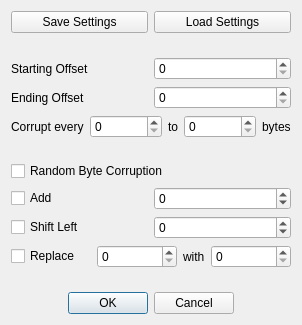
First picture: the form in Corruptor_Settings.ui, repository Coolcord/ROM_Poison, before the edit.
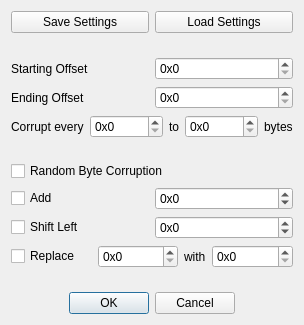
Second picture: the form after the edit.

Commit message: Toggling random mode now enables sections of the UI

```diff
--- a/Corruptor_Settings.ui
+++ b/Corruptor_Settings.ui
@@ -64,8 +64,11 @@
        </item>
        <item>
         <widget class="QSpinBox" name="sbStartingOffset">
+         <property name="prefix">
+          <string>0x</string>
+         </property>
          <property name="maximum">
-          <number>255</number>
+          <number>999999999</number>
          </property>
          <property name="displayIntegerBase">
           <number>16</number>
@@ -91,8 +94,11 @@
        </item>
        <item>
         <widget class="QSpinBox" name="sbEndingOffset">
+         <property name="prefix">
+          <string>0x</string>
+         </property>
          <property name="maximum">
-          <number>255</number>
+          <number>999999999</number>
          </property>
          <property name="displayIntegerBase">
           <number>16</number>
@@ -124,8 +130,11 @@
            <verstretch>0</verstretch>
           </sizepolicy>
          </property>
+         <property name="prefix">
+          <string>0x</string>
+         </property>
          <property name="maximum">
-          <number>255</number>
+          <number>999999999</number>
          </property>
          <property name="displayIntegerBase">
           <number>16</number>
@@ -150,8 +159,11 @@
        </item>
        <item>
         <widget class="QSpinBox" name="sbMaxBytes">
+         <property name="prefix">
+          <string>0x</string>
+         </property>
          <property name="maximum">
-          <number>255</number>
+          <number>999999999</number>
          </property>
          <property name="displayIntegerBase">
           <number>16</number>
@@ -220,6 +232,9 @@
        </item>
        <item>
         <widget class="QSpinBox" name="sbAdd">
+         <property name="prefix">
+          <string>0x</string>
+         </property>
          <property name="minimum">
           <number>-255</number>
          </property>
@@ -250,6 +265,9 @@
        </item>
        <item>
         <widget class="QSpinBox" name="sbShiftLeft">
+         <property name="prefix">
+          <string>0x</string>
+         </property>
          <property name="minimum">
           <number>-8</number>
          </property>
@@ -274,6 +292,9 @@
        </item>
        <item>
         <widget class="QSpinBox" name="sbOldByte">
+         <property name="prefix">
+          <string>0x</string>
+         </property>
          <property name="maximum">
           <number>255</number>
          </property>
@@ -297,6 +318,9 @@
        </item>
        <item>
         <widget class="QSpinBox" name="sbNewByte">
+         <property name="prefix">
+          <string>0x</string>
+         </property>
          <property name="maximum">
           <number>255</number>
          </property>
```
The commit also changes 4 other files.
